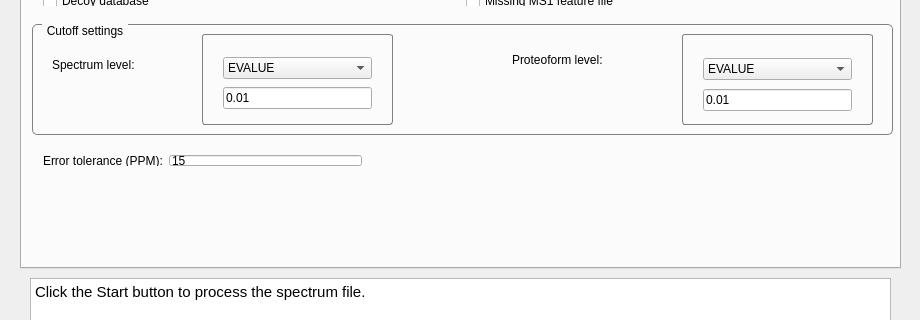
First picture: the form in src/gui/topmg/topmgwindow.ui, repository toppic-suite/toppic-suite, before the edit; both pictures show x 0 to 920 and y 102 to 422 of the 920 by 700 pixel window.
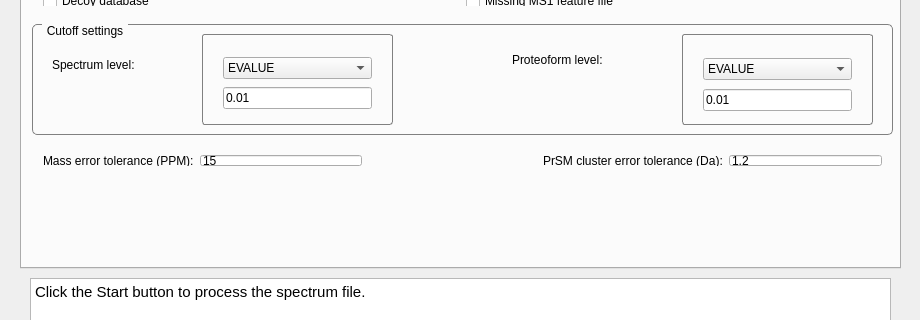
Second picture: the form after the edit. The open tabs and pages were chosen to show the change. Icons and pictures are not drawn.

```diff
--- a/src/gui/topmg/topmgwindow.ui
+++ b/src/gui/topmg/topmgwindow.ui
@@ -408,7 +408,7 @@
        <item>
         <widget class="QLabel" name="label_9">
          <property name="text">
-          <string>Error tolerance (PPM):</string>
+          <string>Mass error tolerance (PPM):</string>
          </property>
         </widget>
        </item>
@@ -603,6 +603,32 @@
        </widget>
       </widget>
      </widget>
+     <widget class="QWidget" name="horizontalLayoutWidget_13">
+      <property name="geometry">
+       <rect>
+        <x>510</x>
+        <y>210</y>
+        <width>361</width>
+        <height>33</height>
+       </rect>
+      </property>
+      <layout class="QHBoxLayout" name="horizontalLayout_13">
+       <item>
+        <widget class="QLabel" name="label_10">
+         <property name="text">
+          <string>PrSM cluster error tolerance (Da):</string>
+         </property>
+        </widget>
+       </item>
+       <item>
+        <widget class="QLineEdit" name="formErrorToleranceEdit">
+         <property name="text">
+          <string>1.2</string>
+         </property>
+        </widget>
+       </item>
+      </layout>
+     </widget>
     </widget>
     <widget class="QWidget" name="tab_2">
      <attribute name="title">
```
Left out of the diff: 6 changed lines with no effect on the pictures.
